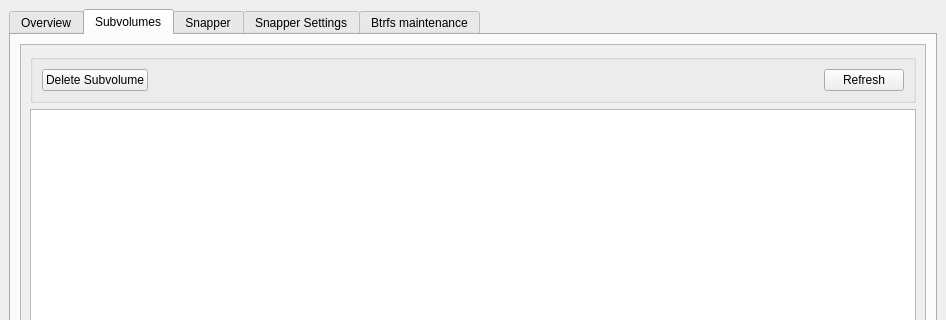
Old version of the form btrfs-assistant.ui in the repository bkmo/btrfs-assistant-bkmo; both pictures show x 0 to 946 and y 0 to 320 of the 946 by 717 pixel window.
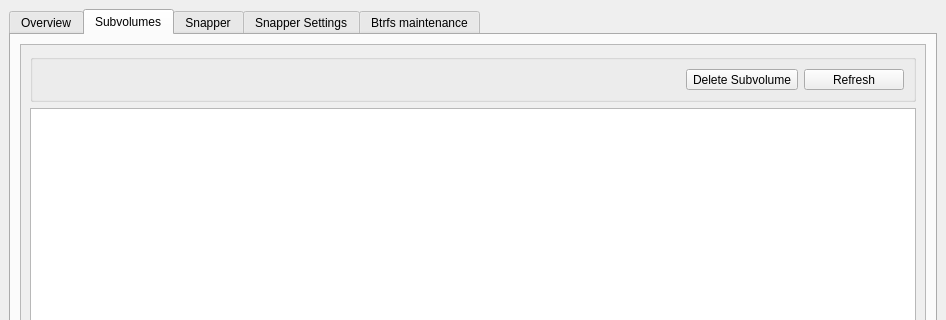
New version of the form. The open tabs and pages were chosen to show the change. Icons and pictures are not drawn.

Diff of the .ui file:
```diff
--- a/btrfs-assistant.ui
+++ b/btrfs-assistant.ui
@@ -478,17 +478,6 @@
                <string/>
               </property>
               <layout class="QHBoxLayout" name="horizontalLayout_9">
-               <item>
-                <widget class="QPushButton" name="pushButton_subvolDelete">
-                 <property name="text">
-                  <string>Delete Subvolume</string>
-                 </property>
-                 <property name="icon">
-                  <iconset resource="icons.qrc">
-                   <normaloff>:/assets/assets/minus.png</normaloff>:/assets/assets/minus.png</iconset>
-                 </property>
-                </widget>
-               </item>
                <item>
                 <spacer name="horizontalSpacer_9">
                  <property name="orientation">
@@ -503,7 +492,27 @@
                 </spacer>
                </item>
                <item>
-                <widget class="QPushButton" name="pushButton_subvolRefresh">
+                <widget class="QToolButton" name="pushButton_subvolDelete">
+                 <property name="text">
+                  <string>Delete Subvolume</string>
+                 </property>
+                 <property name="icon">
+                  <iconset resource="icons.qrc">
+                   <normaloff>:/assets/assets/minus.png</normaloff>:/assets/assets/minus.png</iconset>
+                 </property>
+                 <property name="toolButtonStyle">
+                  <enum>Qt::ToolButtonTextUnderIcon</enum>
+                 </property>
+                </widget>
+               </item>
+               <item>
+                <widget class="QToolButton" name="pushButton_subvolRefresh">
+                 <property name="minimumSize">
+                  <size>
+                   <width>100</width>
+                   <height>0</height>
+                  </size>
+                 </property>
                  <property name="text">
                   <string>Refresh</string>
                  </property>
@@ -511,6 +520,9 @@
                   <iconset resource="icons.qrc">
                    <normaloff>:/assets/assets/reload.png</normaloff>:/assets/assets/reload.png</iconset>
                  </property>
+                 <property name="toolButtonStyle">
+                  <enum>Qt::ToolButtonTextUnderIcon</enum>
+                 </property>
                 </widget>
                </item>
               </layout>
```
